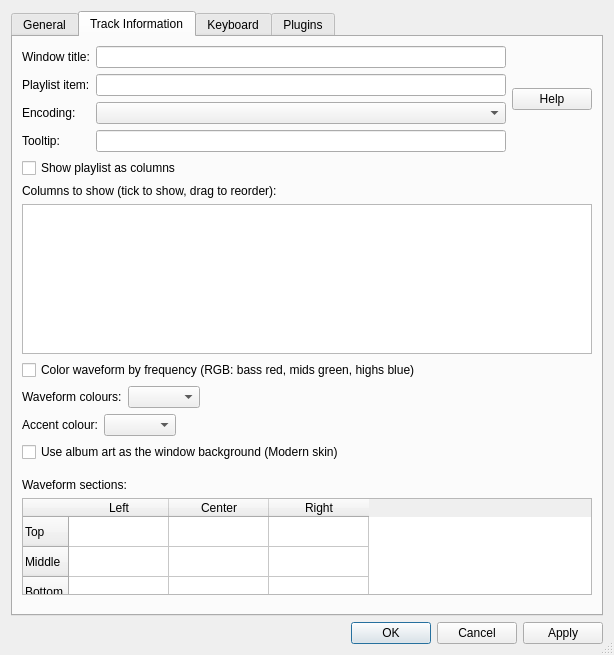
Old version of the form src/preferencesDialog.ui in the repository khoshekh-dj/nulloy.
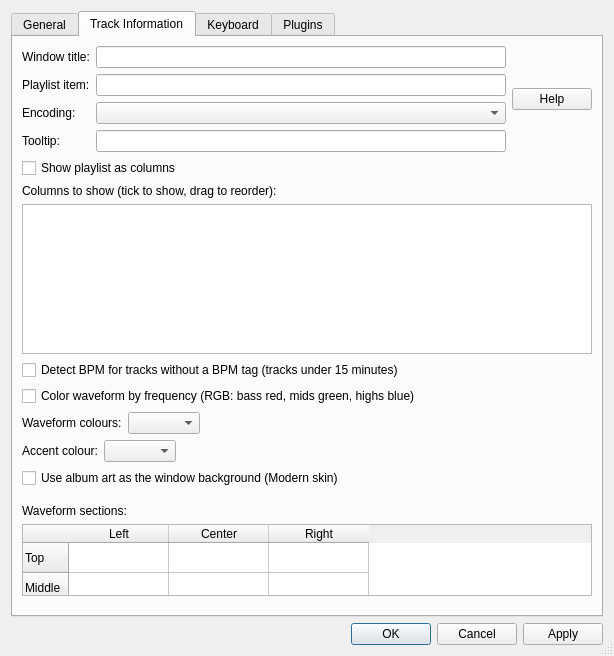
New version of the form. The open tabs and pages were chosen to show the change. Custom widgets are drawn as their Qt base class.

Commit message: Detect BPM with aubio for tracks without a BPM tag

The edit to the form file:
```diff
--- a/src/preferencesDialog.ui
+++ b/src/preferencesDialog.ui
@@ -1223,6 +1223,13 @@
          </property>
         </widget>
        </item>
+       <item>
+        <widget class="QCheckBox" name="bpmDetectionCheckBox">
+         <property name="text">
+          <string>Detect BPM for tracks without a BPM tag (tracks under 15 minutes)</string>
+         </property>
+        </widget>
+       </item>
        <item>
         <widget class="QCheckBox" name="waveformRgbCheckBox">
          <property name="text">
```
The commit also changes 14 other files.
